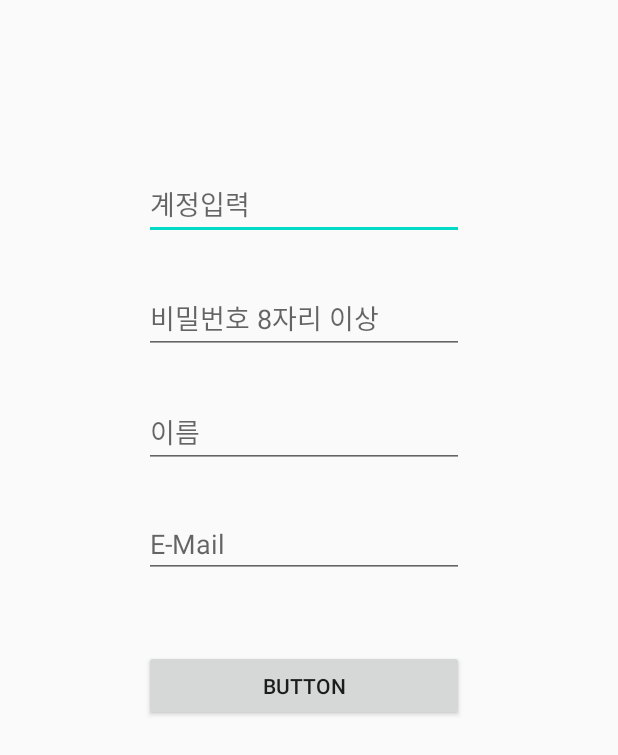
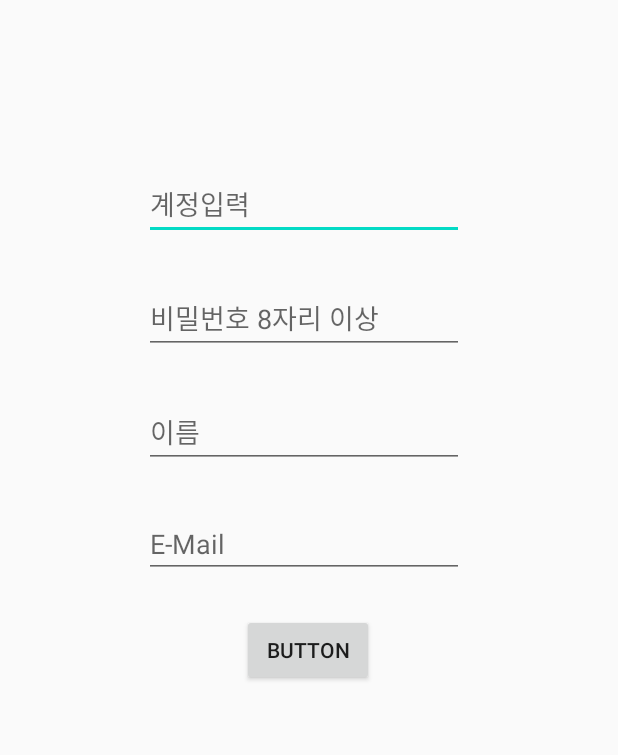
Before and after one commit to 2019-SMHRD-Deep3/BGJ_Mobile, an Android app: the layout activity_mjoin.xml on its own in the app's theme, with its tools: preview values and no code run, on a phone screen of 412 x 824 dp. Shown: the top 755 px of the screen. Run offline under Robolectric (Android 15) with nearby library versions, the phone set to English and light mode, and no system bars.

Commit message:
디자인

```diff
--- a/app/build.gradle
+++ b/app/build.gradle
@@ -55,8 +55,8 @@ dependencies {
     implementation project(':tedbottompicker')
     testImplementation 'junit:junit:4.12'
     androidTestImplementation 'androidx.test.ext:junit:1.1.1'
-    androidTestImplementation 'androidx.test.espresso:espresso-core:3.2.0'
+    androidTestImplementation 'androidx.test.espresso:espresso-core:3.2.0'/*
     implementation group: 'com.kakao.sdk', name: 'usermgmt', version: '1.27.0'
     implementation group: 'com.kakao.sdk', name: 'kakaotalk', version: '1.27.0'
-    implementation group: 'com.kakao.sdk', name: 'kakaolink', version: '1.27.0'
+    implementation group: 'com.kakao.sdk', name: 'kakaolink', version: '1.27.0'*/
 }
--- a/app/src/main/java/com/example/a3thproject/Firstpage.java
+++ b/app/src/main/java/com/example/a3thproject/Firstpage.java
@@ -6,7 +6,6 @@ import android.os.Handler;
 import android.view.animation.Animation;
 import android.view.animation.AnimationUtils;
 import android.widget.ImageView;
-import android.widget.TextView;
 
 import androidx.annotation.UiThread;
 import androidx.appcompat.app.AppCompatActivity;
@@ -28,7 +27,7 @@ public class Firstpage extends AppCompatActivity {
         setContentView(R.layout.activity_firstpage);
 
        // text = findViewById(R.id.title);
-        img1 = findViewById(R.id.img1);
+        img1 = findViewById(R.id.menu2);
         splashAnmation();
 
 //        CntRun cntRun = new CntRun();
--- a/app/src/main/res/layout/activity_firstpage.xml
+++ b/app/src/main/res/layout/activity_firstpage.xml
@@ -41,7 +41,7 @@
         app:srcCompat="@drawable/name" />
 
     <ImageView
-        android:id="@+id/img1"
+        android:id="@+id/menu2"
         android:layout_width="46dp"
         android:layout_height="98dp"
         android:layout_marginTop="28dp"
--- a/app/src/main/res/layout/activity_mjoin.xml
+++ b/app/src/main/res/layout/activity_mjoin.xml
@@ -7,7 +7,7 @@
     tools:context=".mainOption.mJoinActivity">
 
     <EditText
-        android:id="@+id/editText"
+        android:id="@+id/id"
         android:layout_width="wrap_content"
         android:layout_height="wrap_content"
         android:layout_marginStart="96dp"
@@ -19,50 +19,47 @@
         app:layout_constraintTop_toTopOf="parent" />
 
     <EditText
-        android:id="@+id/editText3"
+        android:id="@+id/name"
         android:layout_width="wrap_content"
         android:layout_height="wrap_content"
         android:layout_marginTop="28dp"
         android:ems="10"
         android:hint="이름"
         android:inputType="textPersonName"
-        app:layout_constraintStart_toStartOf="@+id/editText2"
-        app:layout_constraintTop_toBottomOf="@+id/editText2" />
+        app:layout_constraintStart_toStartOf="@+id/pw"
+        app:layout_constraintTop_toBottomOf="@+id/pw" />
 
     <EditText
-        android:id="@+id/editText2"
+        android:id="@+id/pw"
         android:layout_width="wrap_content"
         android:layout_height="wrap_content"
         android:layout_marginTop="28dp"
         android:ems="10"
         android:hint="비밀번호 8자리 이상"
         android:inputType="textPersonName"
-        app:layout_constraintStart_toStartOf="@+id/editText"
-        app:layout_constraintTop_toBottomOf="@+id/editText" />
+        app:layout_constraintStart_toStartOf="@+id/id"
+        app:layout_constraintTop_toBottomOf="@+id/id" />
 
     <EditText
-        android:id="@+id/editText4"
+        android:id="@+id/email"
         android:layout_width="wrap_content"
         android:layout_height="wrap_content"
         android:layout_marginTop="28dp"
         android:ems="10"
         android:hint="E-Mail"
         android:inputType="textPersonName"
-        app:layout_constraintStart_toStartOf="@+id/editText3"
-        app:layout_constraintTop_toBottomOf="@+id/editText3" />
+        app:layout_constraintStart_toStartOf="@+id/name"
+        app:layout_constraintTop_toBottomOf="@+id/name" />
 
     <Button
-        android:id="@+id/button8"
-        android:layout_width="213dp"
-        android:layout_height="47dp"
-        android:layout_marginStart="96dp"
-        android:layout_marginTop="28dp"
+        android:id="@+id/btn"
+        android:layout_width="wrap_content"
+        android:layout_height="wrap_content"
+        android:layout_marginTop="24dp"
         android:text="Button"
-        app:layout_constraintBottom_toBottomOf="parent"
-        app:layout_constraintEnd_toEndOf="@+id/editText4"
-        app:layout_constraintHorizontal_bias="0.27"
-        app:layout_constraintStart_toStartOf="parent"
-        app:layout_constraintTop_toBottomOf="@+id/editText4"
-        app:layout_constraintVertical_bias="0.055" />
+        app:layout_constraintEnd_toEndOf="@+id/email"
+        app:layout_constraintHorizontal_bias="0.52"
+        app:layout_constraintStart_toStartOf="@+id/email"
+        app:layout_constraintTop_toBottomOf="@+id/email" />
 
 </androidx.constraintlayout.widget.ConstraintLayout>
```
Also changed, not shown: app/src/main/AndroidManifest.xml (+14 -5 lines), app/src/main/java/com/example/a3thproject/MenuActivity.java (+20 -12 lines), app/src/main/java/com/example/a3thproject/mJoinActivity.java (+134 -1 lines), app/src/main/res/layout/activity_menu.xml (+49 -37 lines), app/src/main/res/drawable/book.png (added), app/src/main/res/drawable/ddd.png (added), app/src/main/res/drawable/mic.png (added), app/src/main/res/drawable/text1.png (added), app/src/main/res/drawable/text2.png (added), app/src/main/res/drawable/text3.png (added).
